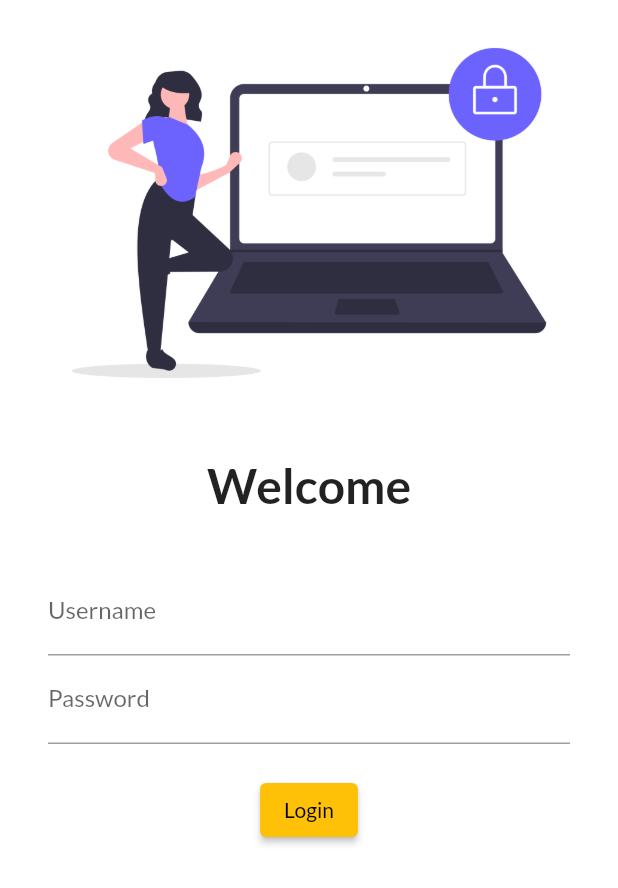
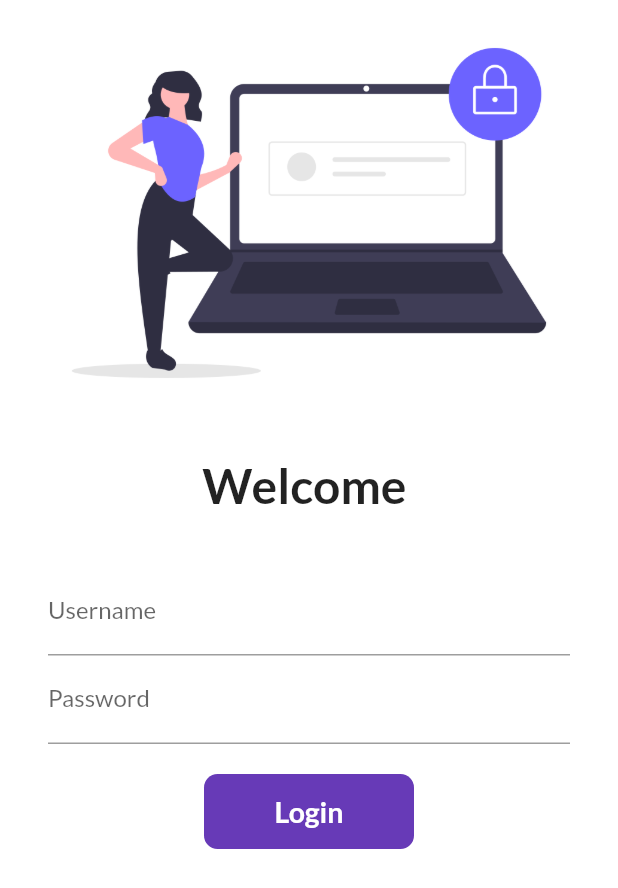
Before and after one commit to Keval-Asodariya/30Days-of-flutter, a Flutter app: the screen it shows after launch, on a phone screen of 412 x 824 dp. Shown: the top 888 px of the screen. Run offline on Flutter 3.47's test engine with Material 2 defaults, Android fonts, the phone set to English and light mode, and no system bars; our stand-ins replace google_fonts.

Commit message:
day 6 completed

```diff
--- a/lib/pages/login_page.dart
+++ b/lib/pages/login_page.dart
@@ -1,8 +1,16 @@
 import 'package:flutter/material.dart';
 import 'package:flutter_catalog/utils/routes.dart';
 
-class LoginPage extends StatelessWidget {
+class LoginPage extends StatefulWidget {
   const LoginPage({Key? key}) : super(key: key);
+
+  @override
+  State<LoginPage> createState() => _LoginPageState();
+}
+
+class _LoginPageState extends State<LoginPage> {
+  String name = "";
+  bool changeButton = false;
 
   @override
   Widget build(BuildContext context) {
@@ -17,7 +25,7 @@ class LoginPage extends StatelessWidget {
               ),
               SizedBox(height: 20.0),
               Text(
-                "Welcome",
+                "Welcome $name",
                 style: TextStyle(fontSize: 32, fontWeight: FontWeight.bold),
               ),
               SizedBox(height: 20.0),
@@ -29,6 +37,10 @@ class LoginPage extends StatelessWidget {
                     TextFormField(
                       decoration: InputDecoration(
                           hintText: "Enter UserName", labelText: "Username"),
+                      onChanged: (value) {
+                        name = value;
+                        setState(() {});
+                      },
                     ),
                     TextFormField(
                       obscureText: true,
@@ -36,13 +48,47 @@ class LoginPage extends StatelessWidget {
                           hintText: "Enter Password", labelText: "Password"),
                     ),
                     SizedBox(height: 20.0),
-                    ElevatedButton(
-                      child: Text("Login"),
-                      style: TextButton.styleFrom(),
-                      onPressed: () {
+
+                    InkWell(
+                      onTap: () async {
+                        setState(() {
+                          changeButton = true;
+                        });
+                        await Future.delayed(Duration(seconds: 1));
                         Navigator.pushNamed(context, MyRoutes.homeRoute);
                       },
-                    )
+                      child: AnimatedContainer(
+                        duration: Duration(seconds: 1),
+                        height: 50,
+                        width: changeButton ? 50 : 140,
+                        alignment: Alignment.center,
+                        child: changeButton
+                            ? Icon(
+                                Icons.done,
+                                color: Colors.white,
+                              )
+                            : Text(
+                                "Login",
+                                style: TextStyle(
+                                    color: Colors.white,
+                                    fontWeight: FontWeight.bold,
+                                    fontSize: 19),
+                              ),
+                        decoration: BoxDecoration(
+                          color: Colors.deepPurple,
+                          borderRadius:
+                              BorderRadius.circular(changeButton ? 25 : 9),
+                        ),
+                      ),
+                    ),
+
+                    // ElevatedButton(
+                    //   child: Text("Login"),
+                    //   style: TextButton.styleFrom(),
+                    //   onPressed: () {
+                    //     Navigator.pushNamed(context, MyRoutes.homeRoute);
+                    //   },
+                    // )
                   ],
                 ),
               )
```
